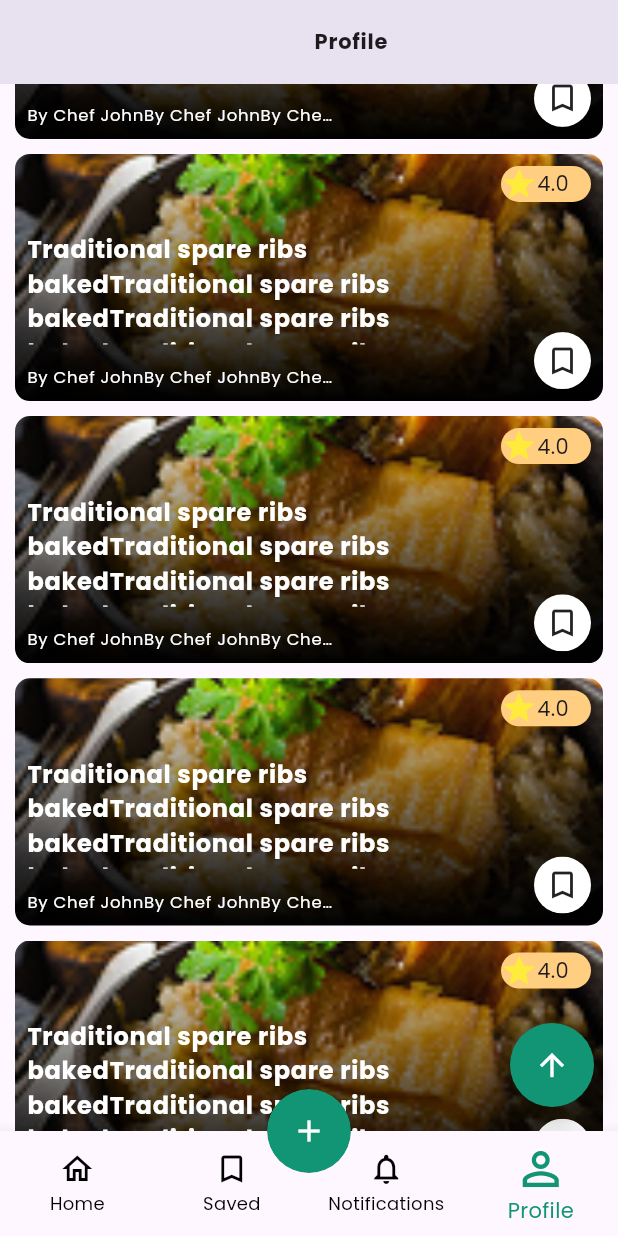
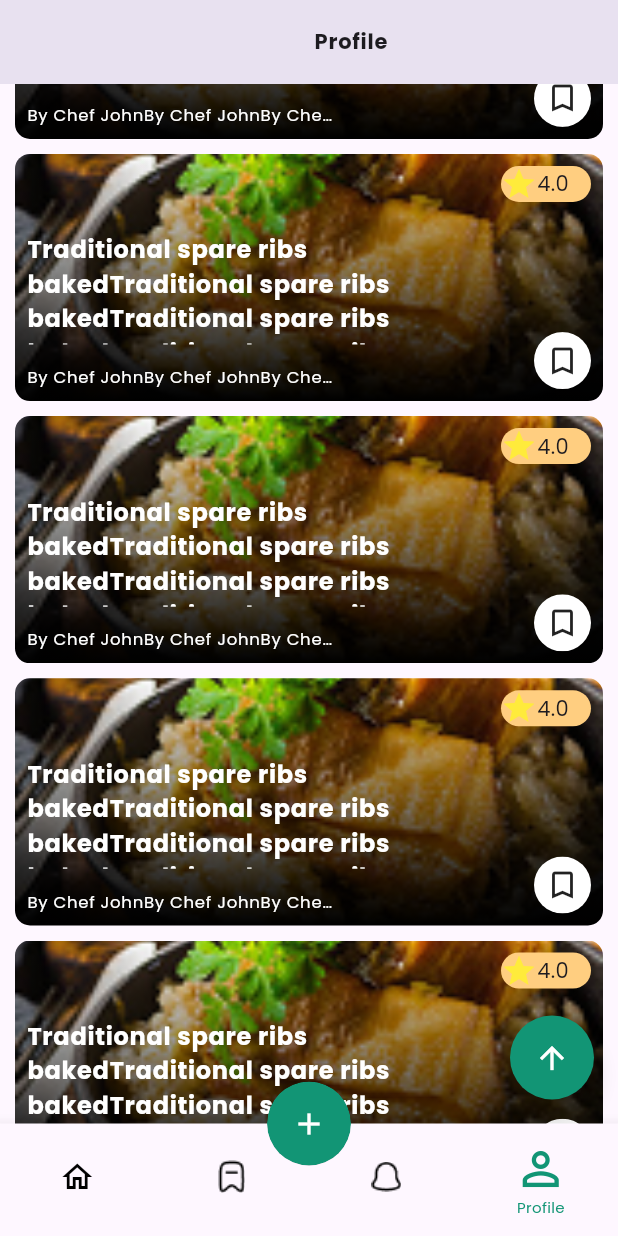
Before and after one commit to abdulrehman202/recipe_app, a Flutter app: the MainScreen screen opened directly, item 4 of the bottom bar chosen, scrolled down 576 dp, after a tap on the "bookmark outline" icon, on a phone screen of 412 x 824 dp. Run offline on Flutter 3.47's test engine with Material 3 defaults, Android fonts, the phone set to English and light mode, and no system bars; our stand-ins replace chips_choice, readmore.

Commit message:
UI Improvements

```diff
--- a/lib/Constants.dart
+++ b/lib/Constants.dart
@@ -17,6 +17,9 @@ class Constants{
   static String DP_IMAGE = 'dp.png';
   static String SEARCH_DISH_IMAGE = 'searchdish.png';
   static String MICKEY_MOUSE_DP = 'download.jpg';
+  static String HOME_ICON = 'home.png';
+  static String NOTIFICATION_ICON = 'notification.png';
+  static String SAVE_ICON = 'save.png';
 
 
   static Color BUTTON_COLOR = Color(0xff129575);
--- a/lib/View/Custom Widgets/CommentCard.dart
+++ b/lib/View/Custom Widgets/CommentCard.dart
@@ -63,10 +63,10 @@ class CommentCard extends StatelessWidget {
   Widget _thumbsIcon(
       BuildContext context, IconData thumb, int i, bool isSelected) {
     return Container(
-        padding: const EdgeInsets.all(10.0),
+        padding: const EdgeInsets.symmetric(horizontal:  10.0, vertical: 5.0),
         decoration: isSelected
             ? const BoxDecoration(
-                color: Color.fromARGB(255, 187, 232, 255),
+                color: Color(0xffD9D9D9),
                 borderRadius: BorderRadius.all(Radius.circular(20.0)))
             : const BoxDecoration(),
         child: Row(
@@ -76,7 +76,7 @@ class CommentCard extends StatelessWidget {
               color: Constants.YELLOW_LABEL_COLOR,
             ),
             Container(
-                margin: const EdgeInsets.only(left: 10.0),
+                margin: const EdgeInsets.only(left: 5.0),
                 child: Text(
                   i.toString(),
                   style: Theme.of(context)
--- a/lib/View/Custom Widgets/SearchFIeldButton.dart
+++ b/lib/View/Custom Widgets/SearchFIeldButton.dart
@@ -10,7 +10,7 @@ class SearchFieldButton extends StatelessWidget {
     return GestureDetector(
       onTap: () => Navigator.push(context, MaterialPageRoute( builder: (context)=> SearchScreen(),)),
       child: Container(
-      margin: const EdgeInsets.only(right: 20),
+      margin: const EdgeInsets.symmetric( horizontal: 10),
       child: TextField(
         enabled: false,
         decoration: InputDecoration(
--- a/lib/View/Custom Widgets/SearchField.dart
+++ b/lib/View/Custom Widgets/SearchField.dart
@@ -2,16 +2,15 @@ import 'package:flutter/material.dart';
 import 'package:recipe_app/Constants.dart';
 
 class SearchField extends StatelessWidget {
-  FocusNode _focusNode  = FocusNode();
   SearchField({super.key});
+
 
   @override
   Widget build(BuildContext context) {
-    _focusNode.requestFocus();
+
     return Container(
       margin: const EdgeInsets.only(right: 20),
       child: TextField(
-        focusNode: _focusNode,
         decoration: InputDecoration(
           prefixIcon: const Icon(Icons.search),
           hintText: 'Search recipe',
--- a/lib/View/home_screen.dart
+++ b/lib/View/home_screen.dart
@@ -4,7 +4,6 @@ import 'package:recipe_app/Constants.dart';
 import 'package:recipe_app/View/Custom%20Widgets/RecentRecipeCard.dart';
 import 'package:recipe_app/View/Custom%20Widgets/RecipeCard.dart';
 import 'package:recipe_app/View/Custom%20Widgets/SearchFIeldButton.dart';
-import 'package:recipe_app/View/Custom%20Widgets/SearchField.dart';
 
 class HomeScreen extends StatefulWidget {
   HomeScreen({super.key});
@@ -114,30 +113,12 @@ class _HomeScreenState extends State<HomeScreen> {
     return Container(
       margin: const EdgeInsets.symmetric(vertical: 10),
       height: 50,
-      child: Row(
-        children: [
-          Expanded(child: SearchFieldButton()),
-          GestureDetector(
-              child: Container(
-                  width: 40,
-                  height: 40,
-                  decoration: BoxDecoration(
-                      color: Constants.BUTTON_COLOR,
-                      borderRadius: BorderRadius.circular(10)),
-                  child: ImageIcon(
-                    AssetImage(
-                      Constants.BASE_IMG_PATH + Constants.FILTER_ICON,
-                    ),
-                    color: Colors.white,
-                  )))
-        ],
-      ),
+      child: SearchFieldButton(),
     );
   }
 
   Widget categories() {
     return ChipsChoice<int>.single(
-      scrollToSelectedOnChanged: true,
       value: widget._selectedCAtegory,
       onChanged: (val) => setState(() => widget._selectedCAtegory = val),
       choiceItems: C2Choice.listFrom<int, String>(
@@ -148,8 +129,10 @@ class _HomeScreenState extends State<HomeScreen> {
         tooltip: (i, v) => v,
       ),
       choiceStyle: C2ChipStyle.filled(
+        foregroundColor: Constants.BUTTON_COLOR,
         color: Colors.white,
         selectedStyle: C2ChipStyle(
+          foregroundColor: Colors.white,
           backgroundColor: Constants.BUTTON_COLOR,
           borderRadius: const BorderRadius.all(
             Radius.circular(10),
--- a/lib/View/login_screen.dart
+++ b/lib/View/login_screen.dart
@@ -1,7 +1,6 @@
 import 'package:flutter/material.dart';
 import 'package:recipe_app/Constants.dart';
 import 'package:recipe_app/View/Custom%20Widgets/CustomTextField.dart';
-import 'package:recipe_app/View/home_screen.dart';
 import 'package:recipe_app/View/main_screen.dart';
 import 'package:recipe_app/View/sign_up_screen.dart';
 
--- a/lib/View/main_screen.dart
+++ b/lib/View/main_screen.dart
@@ -14,7 +14,7 @@ class MainScreen extends StatefulWidget {
 
 class _MainScreenState extends State<MainScreen> {
 
-  final List<Widget> _screens = [HomeScreen(),SavedRecipeScreen(),Container(),UserProfielScreen(),];
+  final List<Widget> _screens = [HomeScreen(),const SavedRecipeScreen(),Container(),const UserProfielScreen(),];
   int index = 0;
   @override
   Widget build(BuildContext context) {
@@ -27,21 +27,25 @@ class _MainScreenState extends State<MainScreen> {
   }
 
   Widget _bottomNavBar() {
+
+    double fontSize = 10;
     Icon iconHome = const Icon(
-      Icons.home_outlined,
+      Icons.home_outlined
     );
-    Icon iconSave = const Icon(
-      Icons.bookmark_border,
+    ImageIcon iconSave = ImageIcon(
+      AssetImage(Constants.BASE_IMG_PATH+Constants.SAVE_ICON),
     );
-    Icon iconNotification = const Icon(
-      Icons.notifications_none_outlined,
+    ImageIcon iconNotification =  ImageIcon(
+      AssetImage(Constants.BASE_IMG_PATH+Constants.NOTIFICATION_ICON),
     );
-    Icon iconProfile = const Icon(
-      Icons.person_outline_sharp,
+    Icon iconProfile =  const Icon(
+      Icons.person_outline_outlined
     );
     return Container(
-      constraints: const BoxConstraints(minHeight: 50),
+      constraints: const BoxConstraints(minHeight: 75),
       child: BottomNavigationBar(
+        unselectedFontSize: fontSize,
+        selectedFontSize: fontSize,
           selectedIconTheme: const IconThemeData(size: 36),
           type: BottomNavigationBarType.fixed,
           currentIndex: index,
@@ -50,7 +54,8 @@ class _MainScreenState extends State<MainScreen> {
               index = value;
             });
           },
-          showUnselectedLabels: true,
+          showUnselectedLabels: false,
+          showSelectedLabels: true,
           unselectedItemColor: Colors.black,
           selectedItemColor: Constants.BUTTON_COLOR,
           items: [
--- a/lib/View/user_profiel_screen.dart
+++ b/lib/View/user_profiel_screen.dart
@@ -85,13 +85,14 @@ class _UserProfielScreenState extends State<UserProfielScreen> {
     return Row(
       crossAxisAlignment: CrossAxisAlignment.center,
       children: [
-        ClipOval(
-          child: SizedBox(
-            height: size,
-            width: size,
-            child: Image.asset(Constants.BASE_IMG_PATH+Constants.MICKEY_MOUSE_DP, fit: BoxFit.contain,),
+          ClipOval(
+            child: Container(
+              color: const Color(0xffD9D9D9),
+              height: size,
+              width: size,
+              child: Image.asset(Constants.BASE_IMG_PATH+Constants.MICKEY_MOUSE_DP, fit: BoxFit.contain,),
+            ),
           ),
-        ),
         _dataColumn('Recipes', 4),
         _dataColumn('Followers', 10),
         _dataColumn('Following', 7),
--- a/lib/main.dart
+++ b/lib/main.dart
@@ -2,7 +2,6 @@ import 'dart:math';
 
 import 'package:flutter/material.dart';
 import 'package:recipe_app/Constants.dart';
-import 'package:recipe_app/View/review_screen.dart';
 import 'package:recipe_app/View/splash_screen.dart';
 
 void main() {
--- a/pubspec.yaml
+++ b/pubspec.yaml
@@ -73,6 +73,9 @@ flutter:
     - assets/images/dp.png
     - assets/images/searchdish.png
     - assets/images/download.jpg
+    - assets/images/home.png
+    - assets/images/notification.png
+    - assets/images/save.png
 
   # An image asset can refer to one or more resolution-specific "variants", see
   # https://flutter.dev/to/resolution-aware-images
```
Also changed, not shown: lib/View/Custom Widgets/FilterSheet.dart (+15 -37 lines), assets/images/home-2.png (deleted), assets/images/home.png (added), assets/images/notification.png (added), assets/images/save.png (added).
